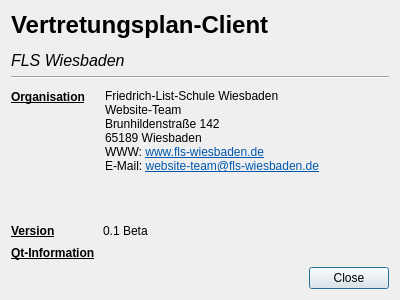
FLS-Wiesbaden/eBB-Client, file VPlanClient/ui/about.ui: the form before one commit.
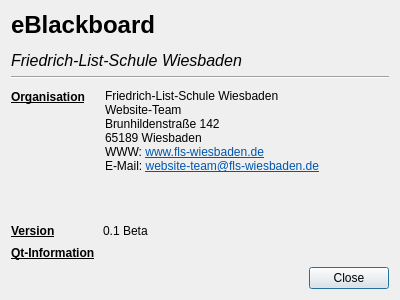
The form after the commit. Icons and pictures are not drawn.

What changed in the file:
```diff
--- a/VPlanClient/ui/about.ui
+++ b/VPlanClient/ui/about.ui
@@ -42,7 +42,7 @@
         </font>
        </property>
        <property name="text">
-        <string>&lt;html&gt;&lt;head/&gt;&lt;body&gt;&lt;p&gt;Vertretungsplan-Client &lt;img src=&quot;:/logo/img/fls_logo_60.png&quot; style=&quot;float: right;&quot;/&gt;&lt;/p&gt;&lt;p&gt;&lt;span style=&quot; font-size:12pt; font-weight:400; font-style:italic;&quot;&gt;FLS Wiesbaden&lt;/span&gt;&lt;/p&gt;&lt;/body&gt;&lt;/html&gt;</string>
+        <string>&lt;html&gt;&lt;head/&gt;&lt;body&gt;&lt;p&gt;eBlackboard&lt;img src=&quot;:/logo/img/fls_logo_60.png&quot; style=&quot;float: right;&quot;/&gt;&lt;/p&gt;&lt;p&gt;&lt;span style=&quot; font-size:12pt; font-weight:400; font-style:italic;&quot;&gt;Friedrich-List-Schule Wiesbaden&lt;/span&gt;&lt;/p&gt;&lt;/body&gt;&lt;/html&gt;</string>
        </property>
        <property name="textInteractionFlags">
         <set>Qt::NoTextInteraction</set>
```
Left out of the diff: 2 changed lines with no effect on the pictures.
